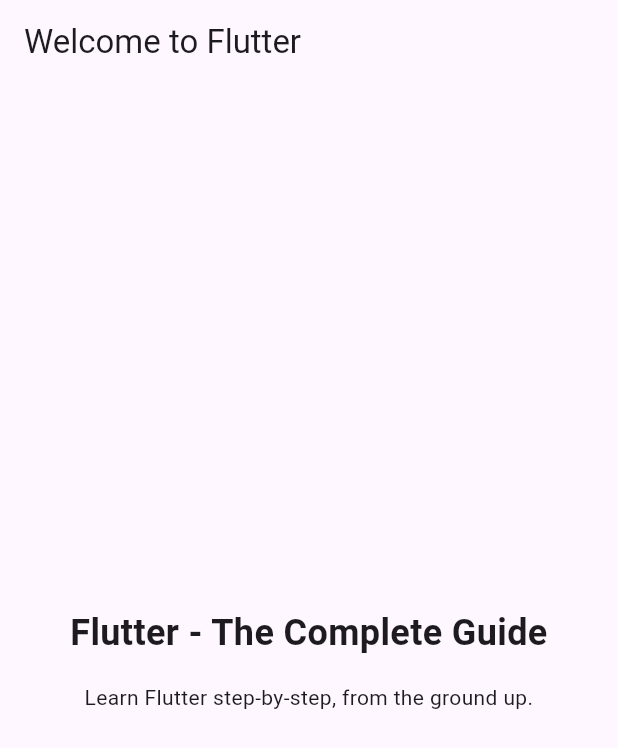
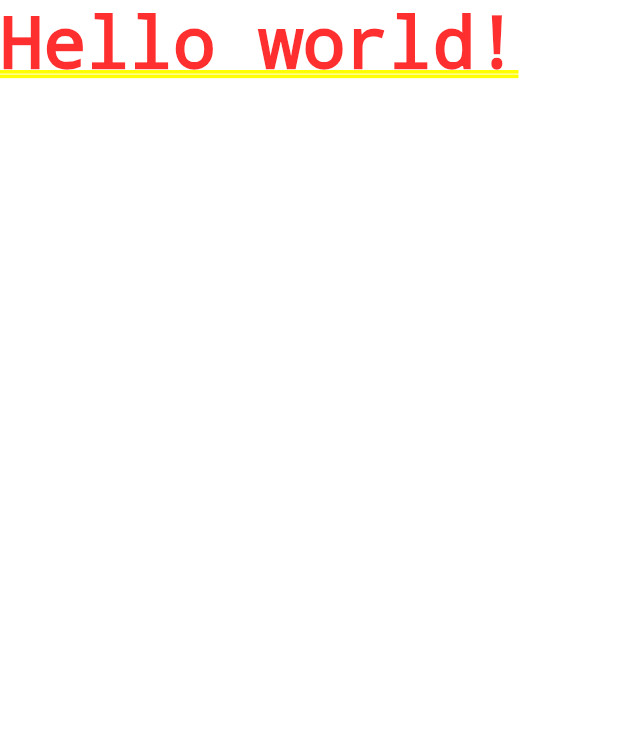
Before and after one commit to denickman/DiceGame, a Flutter app: the screen it shows after launch, on a phone screen of 412 x 824 dp. Shown: the top 748 px of the screen. Run offline on Flutter 3.47's test engine with Material 3 defaults, Android fonts, the phone set to English and light mode, and no system bars.

Commit message:
Initial setup

```diff
--- a/lib/main.dart
+++ b/lib/main.dart
@@ -1,54 +1,107 @@
 import 'package:flutter/material.dart';
 
+// define a custom instruction (function) in DART
+// void - returned type
+// main() function gets executed automatically
+
 void main() {
-  runApp(const MyApp());
+  // runApp() - provided by Flutter SDK. requires a widget-params (a combination of widgets)
+  // that uses for UI building blocks
+  // MaterialApp - start point / core widget
+
+  // MaterialApp — это обёртка, которая:
+  // задаёт корневой контекст для Material Design-виджетов;
+  // управляет навигацией и маршрутами;
+  // задаёт тему, локализацию и другие настройки.
+  // Но сам по себе MaterialApp — пустой контейнер
+
+  // У MaterialApp есть несколько способов определить, какой виджет отобразить первым:
+  // Через home: (самый простой способ):
+  // Через routes: и initialRoute::
+  // Через onGenerateRoute: (гибкая логика навигации):
+  runApp(MaterialApp(home: Text('Hello world!')));
 }
 
-// With Flutter, you create user interfaces by combining "widgets"
-// You'll learn all about them (and much more) throughout this course!
-class MyApp extends StatelessWidget {
-  const MyApp({super.key});
 
-  // Every custom widget must have a build() method
-  // It tells Flutter, which widgets make up your custom widget
-  // Again: You'll learn all about that throughout the course!
-  @override
-  Widget build(BuildContext context) {
-    // Below, a bunch of built-in widgets are used (provided by Flutter)
-    // They will be explained in the next sections
-    // In this course, you will, of course, not just use them a lot but
-    // also learn about many other widgets!
-    return MaterialApp(
-      title: 'Flutter First App',
-      theme: ThemeData(useMaterial3: true),
-      home: Scaffold(
-        appBar: AppBar(
-          title: const Text('Welcome to Flutter'),
-        ),
-        body: Container(
-          width: double.infinity,
-          padding: const EdgeInsets.all(12),
-          child: Column(
-            mainAxisAlignment: MainAxisAlignment.center,
-            crossAxisAlignment: CrossAxisAlignment.center,
-            children: const [
-              Text(
-                'Flutter - The Complete Guide',
-                textAlign: TextAlign.center,
-                style: TextStyle(
-                  fontSize: 24,
-                  fontWeight: FontWeight.bold,
-                ),
-              ),
-              SizedBox(height: 16),
-              Text(
-                'Learn Flutter step-by-step, from the ground up.',
-                textAlign: TextAlign.center,
-              ),
-            ],
-          ),
-        ),
-      ),
-    );
-  }
-}
+
+
+
+
+
+
+
+
+
+
+
+
+
+
+
+
+
+
+
+
+
+
+
+
+
+
+
+
+// import 'package:flutter/material.dart';
+
+// void main() {
+//   runApp(const MyApp());
+// }
+
+// // With Flutter, you create user interfaces by combining "widgets"
+// // You'll learn all about them (and much more) throughout this course!
+// class MyApp extends StatelessWidget {
+//   const MyApp({super.key});
+
+//   // Every custom widget must have a build() method
+//   // It tells Flutter, which widgets make up your custom widget
+//   // Again: You'll learn all about that throughout the course!
+//   @override
+//   Widget build(BuildContext context) {
+//     // Below, a bunch of built-in widgets are used (provided by Flutter)
+//     // They will be explained in the next sections
+//     // In this course, you will, of course, not just use them a lot but
+//     // also learn about many other widgets!
+//     return MaterialApp(
+//       title: 'Flutter First App',
+//       theme: ThemeData(useMaterial3: true),
+//       home: Scaffold(
+//         appBar: AppBar(
+//           title: const Text('Welcome to Flutter'),
+//         ),
+//         body: Container(
+//           width: double.infinity,
+//           padding: const EdgeInsets.all(12),
+//           child: Column(
+//             mainAxisAlignment: MainAxisAlignment.center,
+//             crossAxisAlignment: CrossAxisAlignment.center,
+//             children: const [
+//               Text(
+//                 'Flutter - The Complete Guide BEST EVER',
+//                 textAlign: TextAlign.center,
+//                 style: TextStyle(
+//                   fontSize: 24,
+//                   fontWeight: FontWeight.bold,
+//                 ),
+//               ),
+//               SizedBox(height: 16),
+//               Text(
+//                 'Learn Flutter step-by-step, from the ground up.',
+//                 textAlign: TextAlign.center,
+//               ),
+//             ],
+//           ),
+//         ),
+//       ),
+//     );
+//   }
+// }
```
Also changed, not shown: 2 other files.
